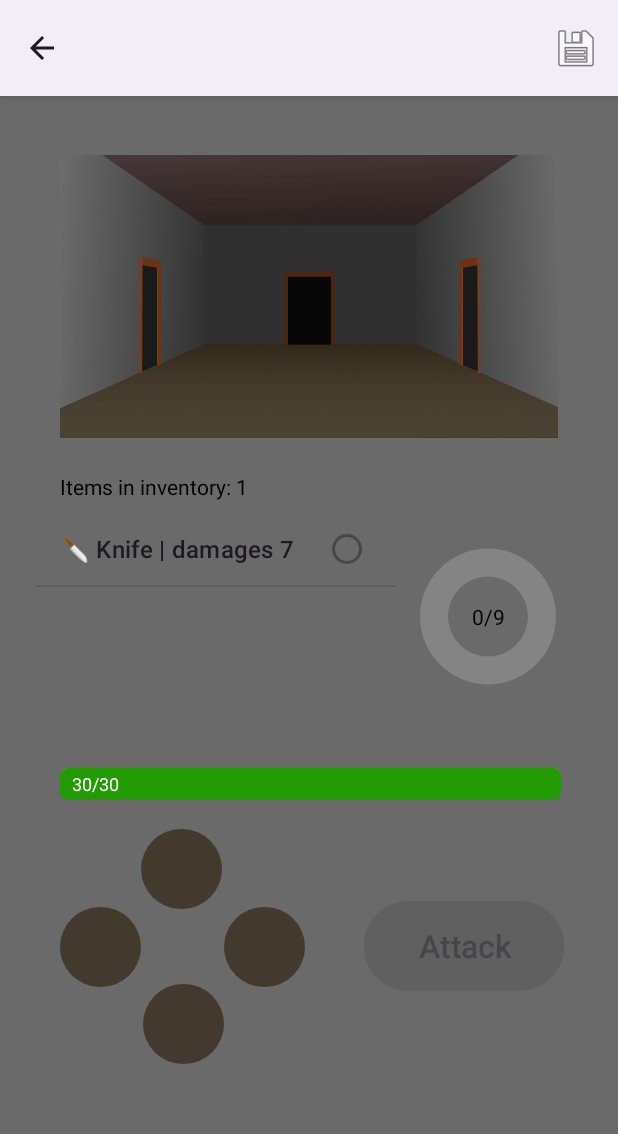
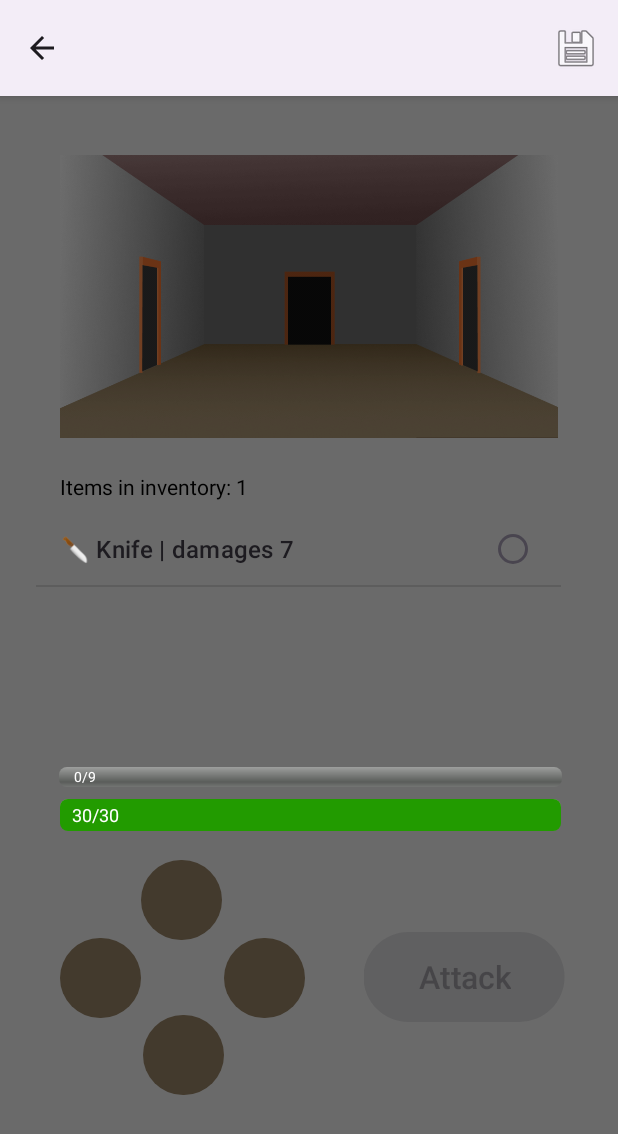
Before and after one commit to andrii-synelnyk/COM543-treasure-adventure-game, an Android app: the GameActivity screen opened directly, with no data from a screen before it, on a phone screen of 412 x 824 dp. Shown: the top 1134 px of the screen. Run offline under Robolectric (Android 15) with nearby library versions, the phone set to English and light mode, and no system bars; libraries missing offline, so code that uses them is left out: org.simpleframework.xml.

Commit message:
changed dungeon progress bar from circular to horizontal

```diff
--- a/app/src/main/java/com/example/treasureadventure/Model/Item.java
+++ b/app/src/main/java/com/example/treasureadventure/Model/Item.java
@@ -58,7 +58,7 @@ public class Item {
             case HealthPotion:
                 return "💊 Pill | heals " + value;
             case EscapePortal:
-                return "🚪 Escape | to prev room";
+                return "🚪 Escape | to previous room";
         }
         return "Empty Item";
     }
--- a/app/src/main/res/layout/activity_game.xml
+++ b/app/src/main/res/layout/activity_game.xml
@@ -32,7 +32,7 @@
 
     <ListView
         android:id="@+id/inventoryList"
-        android:layout_width="239dp"
+        android:layout_width="350dp"
         android:layout_height="152dp"
         android:layout_marginStart="24dp"
         android:layout_marginTop="8dp"
@@ -41,15 +41,16 @@
 
     <ProgressBar
         android:id="@+id/dungeonProgressBar"
-        style="@style/Widget.AppCompat.ProgressBar.Horizontal"
-        android:layout_width="93dp"
-        android:layout_height="95dp"
-        android:layout_marginTop="68dp"
-        android:layout_marginEnd="40dp"
+        style="@android:style/Widget.ProgressBar.Horizontal"
+        android:layout_width="335dp"
+        android:layout_height="13dp"
+        android:layout_marginStart="39dp"
+        android:layout_marginTop="17dp"
+        android:layout_marginEnd="37dp"
         android:indeterminate="false"
-        android:progressDrawable="@drawable/circular_progress_bar"
         app:layout_constraintEnd_toEndOf="parent"
-        app:layout_constraintTop_toBottomOf="@+id/imageView" />
+        app:layout_constraintStart_toStartOf="parent"
+        app:layout_constraintTop_toBottomOf="@+id/inventoryList" />
 
     <ProgressBar
         android:id="@+id/playerHPBar"
@@ -58,11 +59,11 @@
         android:layout_height="21dp"
         android:layout_centerInParent="true"
         android:layout_marginStart="40dp"
-        android:layout_marginTop="18dp"
+        android:layout_marginTop="8dp"
         android:indeterminate="false"
         android:progressTint="@color/player_hp"
         app:layout_constraintStart_toStartOf="parent"
-        app:layout_constraintTop_toBottomOf="@+id/inventoryList" />
+        app:layout_constraintTop_toBottomOf="@+id/dungeonProgressBar" />
 
     <Button
         android:id="@+id/moveUPButton"
@@ -137,11 +138,15 @@
         android:indeterminate="false"
         android:progressDrawable="@drawable/circular_progress_bar"
         android:text="TextView"
+        android:textColor="@color/white"
         app:layout_constraintBottom_toBottomOf="@+id/dungeonProgressBar"
         app:layout_constraintEnd_toEndOf="@+id/dungeonProgressBar"
+        app:layout_constraintHorizontal_bias="0.032"
         app:layout_constraintStart_toStartOf="@+id/dungeonProgressBar"
         app:layout_constraintTop_toTopOf="@+id/dungeonProgressBar"
-        android:textColor="@color/black"/>
+        app:layout_constraintVertical_bias="0.0"
+        android:textSize="9dp"
+        />
 
     <TextView
         android:id="@+id/playerHPText"
--- a/app/src/main/res/layout/activity_tutorial.xml
+++ b/app/src/main/res/layout/activity_tutorial.xml
@@ -138,7 +138,7 @@
         <TextView
             android:layout_width="match_parent"
             android:layout_height="wrap_content"
-            android:text="A circular progress bar above the player's HP indicates the number of rooms already cleared."
+            android:text="A progress bar above the player's HP indicates the number of rooms already cleared."
             android:layout_marginBottom="16dp"
             android:textSize="15sp"
             android:textColor="@color/white"/>
```
